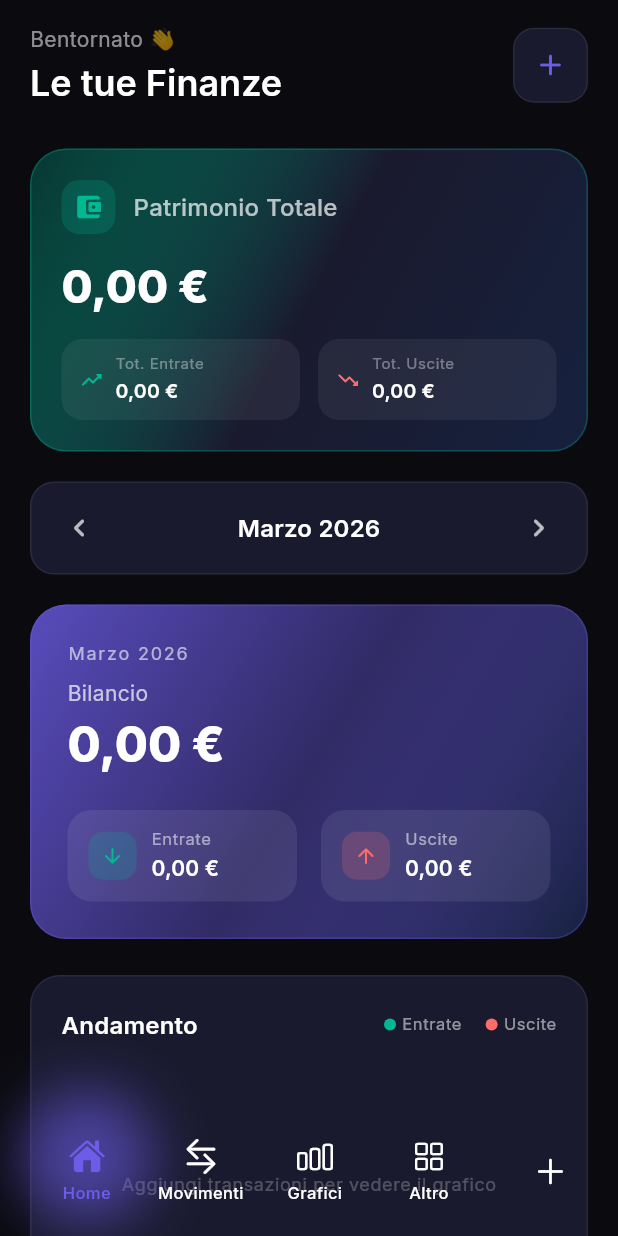
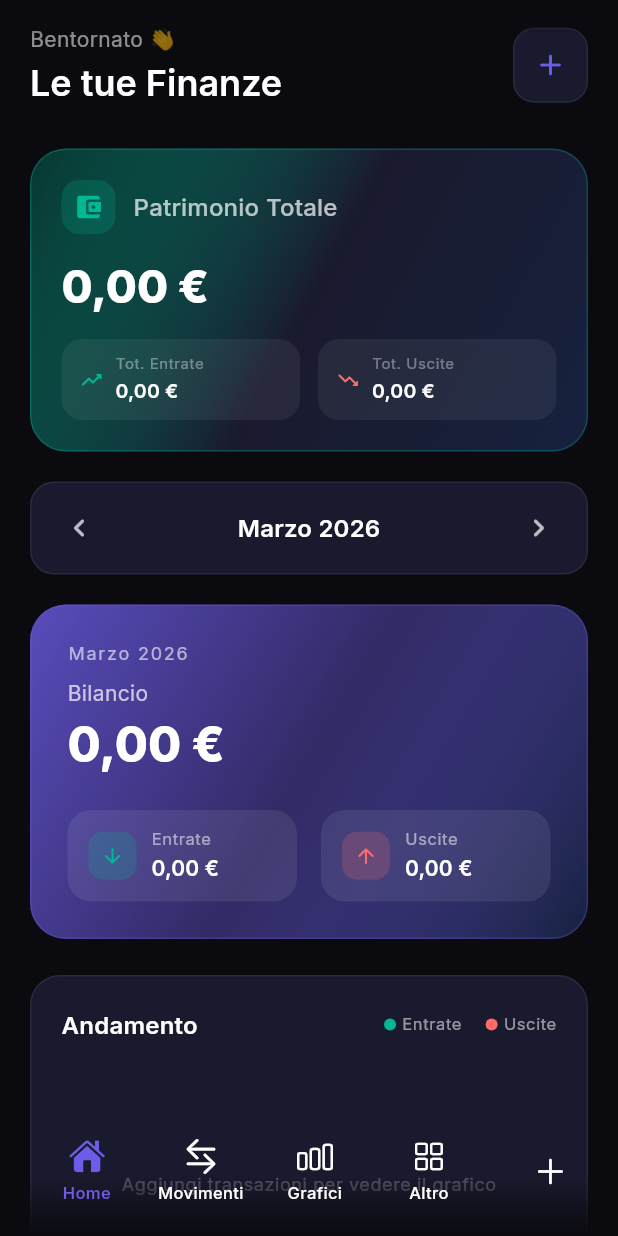
Before and after one commit to Thairyne0/finance_prj, a Flutter app: the screen it shows after launch, on a phone screen of 412 x 824 dp. Run offline on Flutter 3.47's test engine with Material 3 defaults, Android fonts, the phone set to English and light mode, and no system bars; our stand-ins replace csv, fl_chart, flutter_riverpod, go_router, google_fonts, hive and 2 more; missing offline and left inert: liquid_glass_renderer, motor; accounts and stored records are empty.

Commit message:
Refactor screens to use TmFadeScroll for enhanced scrolling experience

```diff
--- a/lib/features/charts/screens/charts_screen.dart
+++ b/lib/features/charts/screens/charts_screen.dart
@@ -24,6 +24,9 @@ class ChartsScreen extends ConsumerWidget {
 
     return SafeArea(
       child: ResponsiveContent(
+        child: TmFadeScroll(
+          topFadeHeight: 24,
+          bottomFadeHeight: 40,
           child: SingleChildScrollView(
             physics: const BouncingScrollPhysics(),
             padding: EdgeInsets.fromLTRB(hPadding, topPad, hPadding, 100),
@@ -71,6 +74,7 @@ class ChartsScreen extends ConsumerWidget {
                   const CategoryPieChartWidget(),
                 ],
               ],
+            ),
           ),
         ),
       ),
--- a/lib/features/dashboard/screens/dashboard_screen.dart
+++ b/lib/features/dashboard/screens/dashboard_screen.dart
@@ -30,7 +30,10 @@ class DashboardScreen extends ConsumerWidget {
 
     return SafeArea(
       child: ResponsiveContent(
-        child: CustomScrollView(
+        child: TmFadeScroll(
+          topFadeHeight: 24,
+          bottomFadeHeight: 40,
+          child: CustomScrollView(
           physics: const BouncingScrollPhysics(),
           slivers: [
             SliverToBoxAdapter(
@@ -237,6 +240,7 @@ class DashboardScreen extends ConsumerWidget {
 
             const SliverPadding(padding: EdgeInsets.only(bottom: 100)),
           ],
+          ),
         ),
       ),
     );
--- a/lib/features/settings/screens/settings_screen.dart
+++ b/lib/features/settings/screens/settings_screen.dart
@@ -20,7 +20,10 @@ class SettingsScreen extends ConsumerWidget {
 
     return SafeArea(
       child: ResponsiveContent(
-        child: SingleChildScrollView(
+        child: TmFadeScroll(
+          topFadeHeight: 24,
+          bottomFadeHeight: 40,
+          child: SingleChildScrollView(
           physics: const BouncingScrollPhysics(),
           padding: EdgeInsets.fromLTRB(hPadding, topPad, hPadding, 100),
         child: Column(
@@ -197,6 +200,7 @@ class SettingsScreen extends ConsumerWidget {
               ),
             ),
           ],
+          ),
         ),
         ),
       ),
--- a/lib/features/transactions/screens/transaction_list_screen.dart
+++ b/lib/features/transactions/screens/transaction_list_screen.dart
@@ -58,7 +58,10 @@ class _TransactionListScreenState extends ConsumerState<TransactionListScreen> {
 
     return SafeArea(
       child: ResponsiveContent(
-        child: CustomScrollView(
+        child: TmFadeScroll(
+          topFadeHeight: 24,
+          bottomFadeHeight: 40,
+          child: CustomScrollView(
           physics: const BouncingScrollPhysics(),
           slivers: [
             // Header
@@ -300,6 +303,7 @@ class _TransactionListScreenState extends ConsumerState<TransactionListScreen> {
           const SliverPadding(padding: EdgeInsets.only(bottom: 100)),
         ],
         ),
+        ),
       ),
     );
   }
--- a/lib/main.dart
+++ b/lib/main.dart
@@ -25,8 +25,13 @@ void main() {
         statusBarColor: Colors.transparent,
         statusBarIconBrightness: Brightness.light,
         statusBarBrightness: Brightness.dark,
+        systemNavigationBarColor: Colors.transparent,
+        systemNavigationBarDividerColor: Colors.transparent,
       ),
     );
+
+    // Edge-to-edge: contenuto va sotto status bar e nav bar di sistema
+    SystemChrome.setEnabledSystemUIMode(SystemUiMode.edgeToEdge);
 
     // Su mobile: portrait only. Su desktop/web: tutte le orientazioni
     if (!kIsWeb && (Platform.isIOS || Platform.isAndroid)) {
--- /dev/null
+++ b/lib/widget/tm_fade_scroll.dart
@@ -0,0 +1,79 @@
+import 'package:flutter/material.dart';
+
+/// Wrapper che aggiunge un gradiente di sfumatura in alto e/o in basso
+/// al contenuto scrollabile, creando l'effetto di fade-out ai bordi.
+class TmFadeScroll extends StatelessWidget {
+  const TmFadeScroll({
+    super.key,
+    required this.child,
+    this.fadeTop = true,
+    this.fadeBottom = true,
+    this.topFadeHeight = 32.0,
+    this.bottomFadeHeight = 48.0,
+    this.color,
+  });
+
+  final Widget child;
+  final bool fadeTop;
+  final bool fadeBottom;
+  final double topFadeHeight;
+  final double bottomFadeHeight;
+
+  /// Colore base della sfumatura. Se null, usa lo scaffold background.
+  final Color? color;
+
+  @override
+  Widget build(BuildContext context) {
+    final baseColor = color ?? Theme.of(context).scaffoldBackgroundColor;
+
+    return Stack(
+      children: [
+        child,
+        if (fadeTop)
+          Positioned(
+            top: 0,
+            left: 0,
+            right: 0,
+            height: topFadeHeight,
+            child: IgnorePointer(
+              child: DecoratedBox(
+                decoration: BoxDecoration(
+                  gradient: LinearGradient(
+                    begin: Alignment.topCenter,
+                    end: Alignment.bottomCenter,
+                    colors: [
+                      baseColor,
+                      baseColor.withValues(alpha: 0),
+                    ],
+                  ),
+                ),
+                child: const SizedBox.expand(),
+              ),
+            ),
+          ),
+        if (fadeBottom)
+          Positioned(
+            bottom: 0,
+            left: 0,
+            right: 0,
+            height: bottomFadeHeight,
+            child: IgnorePointer(
+              child: DecoratedBox(
+                decoration: BoxDecoration(
+                  gradient: LinearGradient(
+                    begin: Alignment.bottomCenter,
+                    end: Alignment.topCenter,
+                    colors: [
+                      baseColor,
+                      baseColor.withValues(alpha: 0),
+                    ],
+                  ),
+                ),
+                child: const SizedBox.expand(),
+              ),
+            ),
+          ),
+      ],
+    );
+  }
+}
--- a/lib/widget/tm_liquid_glass_nav.dart
+++ b/lib/widget/tm_liquid_glass_nav.dart
@@ -107,7 +107,7 @@ class _TmLiquidGlassBottomBarState extends State<TmLiquidGlassBottomBar> {
                   indicatorColor: widget.indicatorColor,
                   onTabChanged: widget.onTabSelected,
                   child: LiquidGlass.grouped(
-                    clipBehavior: Clip.none,
+                    clipBehavior: Clip.hardEdge,
                     shape: const LiquidRoundedSuperellipse(borderRadius: 32),
                     child: Container(
                       padding: const EdgeInsets.symmetric(horizontal: 4),
@@ -206,52 +206,10 @@ class _BottomBarTab extends StatelessWidget {
             mainAxisSize: MainAxisSize.min,
             children: [
               ExcludeSemantics(
-                child: Stack(
-                  clipBehavior: Clip.none,
-                  children: [
-                    if (tab.glowColor != null)
-                      Positioned(
-                        top: -24,
-                        right: -24,
-                        left: -24,
-                        bottom: -24,
-                        child: AnimatedContainer(
-                          duration: const Duration(milliseconds: 300),
-                          transformAlignment: Alignment.center,
-                          curve: Curves.easeOutCirc,
-                          transform: selected
-                              ? Matrix4.identity()
-                              : (Matrix4.diagonal3Values(0.4, 0.4, 1.0)
-                                ..rotateZ(-math.pi)),
-                          child: AnimatedOpacity(
-                            duration: const Duration(milliseconds: 300),
-                            opacity: selected ? 1 : 0,
-                            child: Container(
-                              decoration: BoxDecoration(
-                                shape: BoxShape.circle,
-                                boxShadow: [
-                                  BoxShadow(
-                                    color: tab.glowColor!
-                                        .withValues(alpha: selected ? 0.6 : 0),
-                                    blurRadius: 32,
-                                    spreadRadius: 8,
-                                  ),
-                                ],
-                              ),
-                            ),
-                          ),
-                        ),
-                      ),
-                    AnimatedScale(
-                      scale: 1,
-                      duration: const Duration(milliseconds: 150),
-                      child: Icon(
-                        selected ? (tab.selectedIcon ?? tab.icon) : tab.icon,
-                        color: iconColor,
-                        size: 24,
-                      ),
-                    ),
-                  ],
+                child: Icon(
+                  selected ? (tab.selectedIcon ?? tab.icon) : tab.icon,
+                  color: iconColor,
+                  size: 24,
                 ),
               ),
               const SizedBox(height: 4),
--- a/lib/widget/tm_widgets.dart
+++ b/lib/widget/tm_widgets.dart
@@ -6,6 +6,7 @@ export 'tm_amount_field.dart';
 export 'tm_bottom_sheet_handle.dart';
 export 'tm_card.dart';
 export 'tm_empty_state.dart';
+export 'tm_fade_scroll.dart';
 export 'tm_filter_chip.dart';
 export 'tm_icon_badge.dart';
 export 'tm_month_selector.dart';
```
Lines whose indentation alone changed are shown as unchanged.
